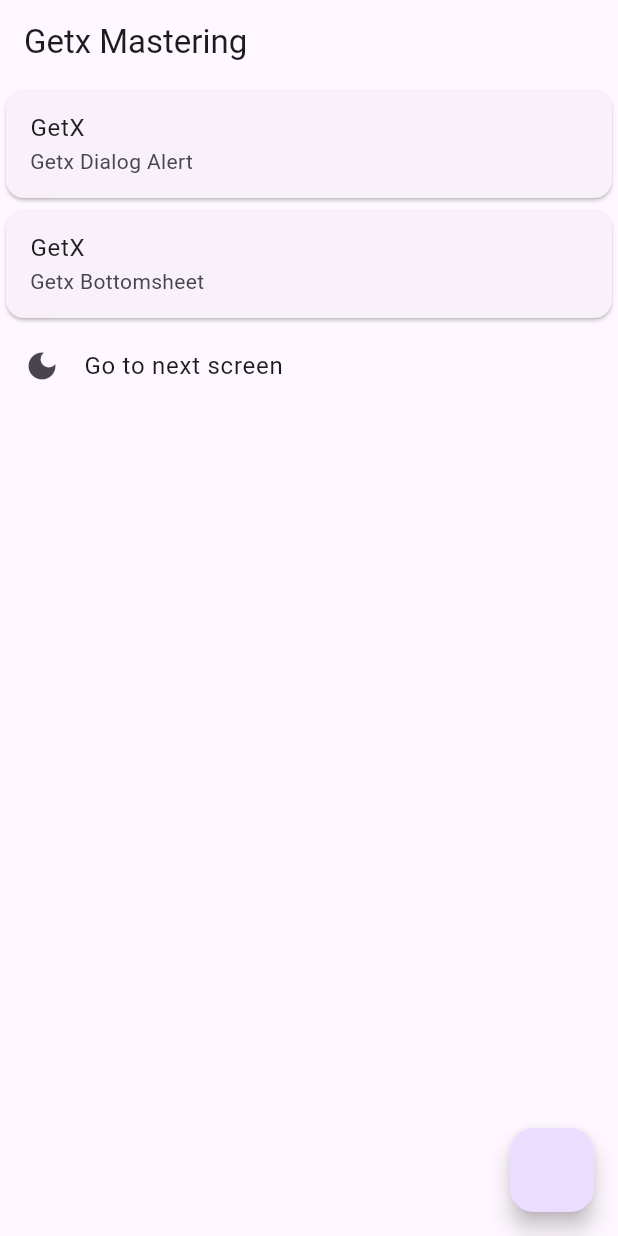
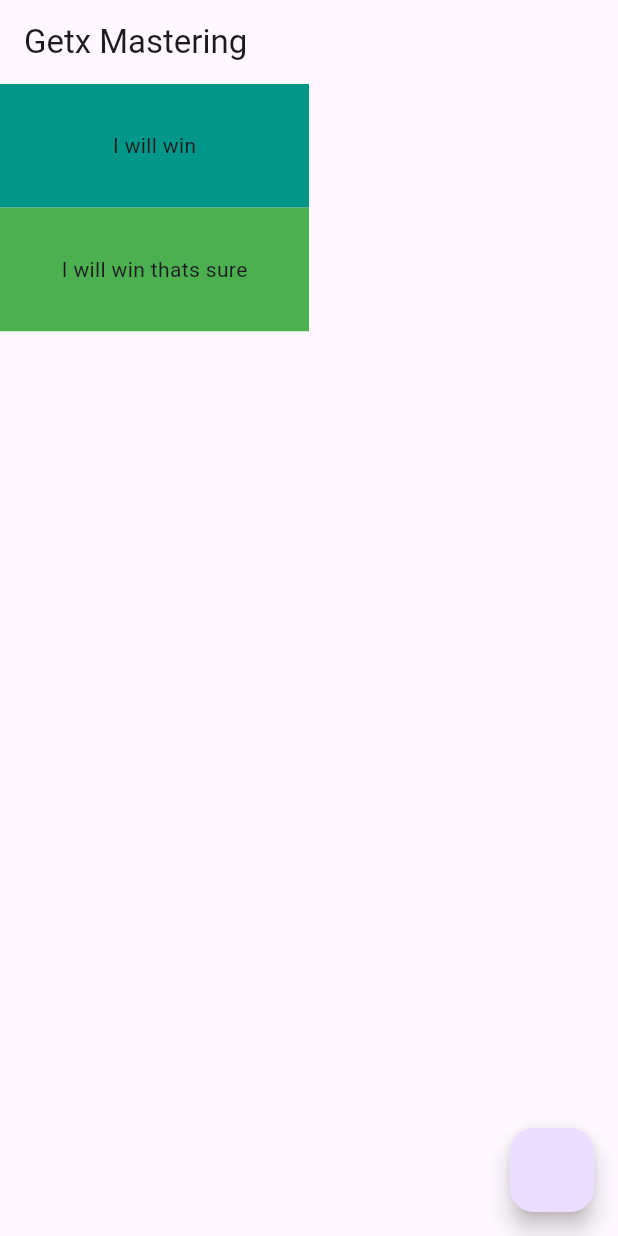
Before and after one commit to 9xRahul/getx_mastering, a Flutter app: the screen it shows after launch, on a phone screen of 412 x 824 dp. Run offline on Flutter 3.47's test engine with Material 3 defaults, Android fonts, the phone set to English and light mode, and no system bars; our stand-ins replace get.

Commit message:
Get height and width

```diff
--- a/lib/home_screen.dart
+++ b/lib/home_screen.dart
@@ -17,80 +17,17 @@ class _HomeScreenState extends State<HomeScreen> {
 
       body: Column(
         children: [
-          Card(
-            child: ListTile(
-              title: Text("GetX"),
-              subtitle: Text("Getx Dialog Alert"),
-              onTap: () {
-                Get.defaultDialog(
-                  title: "Delete Chat",
-                  titlePadding: .all(20),
-                  middleText: "Are you sure want to delete this chat??",
-                  contentPadding: .all(20),
-                  // content:  here we can design the dialoge,
-                  confirm: TextButton(
-                    onPressed: () {
-                      // Navigator.pop(context);
-                      Get.back();
-                      Get.snackbar("Success", "Chat Deleted");
-                    },
-                    child: Text("Ok"),
-                  ),
-                  cancel: TextButton(
-                    onPressed: () {
-                      Navigator.pop(context);
-                    },
-                    child: Text("Cancel"),
-                  ),
-                );
-              },
-            ),
+          Container(
+            color: Colors.teal,
+            height: Get.height * .1,
+            width: Get.width * .5,
+            child: Center(child: Text("I will win")),
           ),
-
-          Card(
-            child: ListTile(
-              title: Text("GetX"),
-              subtitle: Text("Getx Bottomsheet"),
-              onTap: () {
-                Get.bottomSheet(
-                  Container(
-                    decoration: BoxDecoration(
-                      color: Colors.teal,
-                      borderRadius: BorderRadius.circular(20),
-                    ),
-
-                    child: Column(
-                      children: [
-                        ListTile(
-                          leading: Icon(Icons.light),
-                          title: Text("Light Theme"),
-                          onTap: () {
-                            Get.changeTheme(ThemeData.light());
-                            Get.back();
-                          },
-                        ),
-                        ListTile(
-                          leading: Icon(Icons.dark_mode),
-                          title: Text("Dark Theme"),
-                          onTap: () {
-                            Get.changeTheme(ThemeData.dark());
-                            Get.back();
-                          },
-                        ),
-                      ],
-                    ),
-                  ),
-                );
-              },
-            ),
-          ),
-
-          ListTile(
-            leading: Icon(Icons.dark_mode),
-            title: Text("Go to next screen"),
-            onTap: () {
-              Get.to(ScreenOne());
-            },
+          Container(
+            color: Colors.green,
+            height: Get.height * .1,
+            width: Get.width * .5,
+            child: Center(child: Text("I will win thats sure")),
           ),
         ],
       ),
--- a/lib/main.dart
+++ b/lib/main.dart
@@ -20,13 +20,13 @@ class MyApp extends StatelessWidget {
       title: 'Flutter Demo',
       theme: ThemeData(colorScheme: .fromSeed(seedColor: Colors.deepPurple)),
       home: const HomeScreen(),
-      getPages: [
-        GetPage(name: '/', page: () => HomeScreen()),
+      // getPages: [
+      //   GetPage(name: '/', page: () => HomeScreen()),
 
-        GetPage(name: '/ScreenOne', page: () => ScreenOne()),
+      //   GetPage(name: '/ScreenOne', page: () => ScreenOne()),
 
-        GetPage(name: '/ScreenTwo', page: () => ScreenTwo()),
-      ],
+      //   GetPage(name: '/ScreenTwo', page: () => ScreenTwo()),
+      // ],
     );
   }
 }
--- a/lib/screen_two.dart
+++ b/lib/screen_two.dart
@@ -22,7 +22,7 @@ class _ScreenTwoState extends State<ScreenTwo> {
             onTap: () {
               // Get.back();
 
-              Get.toNamed('/ScreenOne');
+              Get.toNamed('/HomeScreen');
             },
           ),
         ],
```
